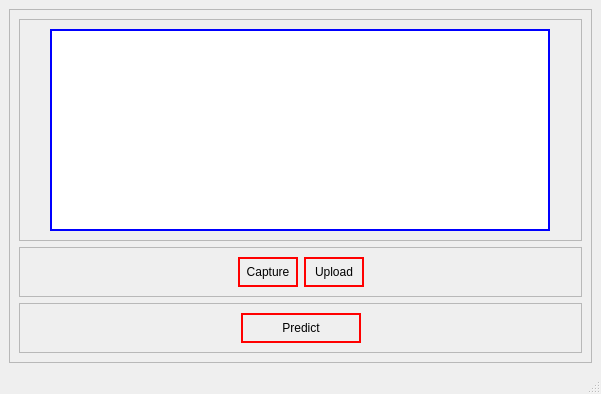
The window that ui/camera.ui (jashan7305/FruitVegetableClassifier) describes before a commit, drawn with Qt 5.
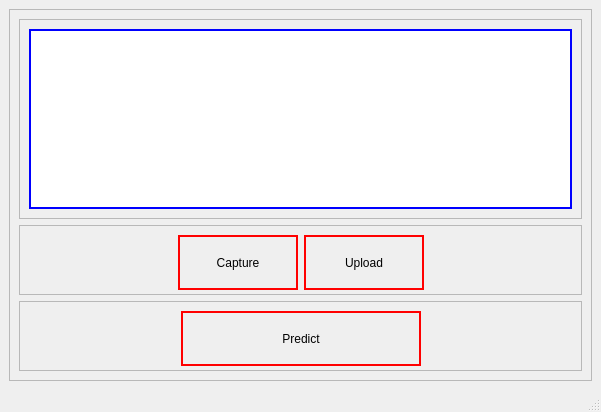
The same window after the commit.

Commit message: camera.ui modified main.py created, little functionality

Diff of the .ui file:
```diff
--- a/ui/camera.ui
+++ b/ui/camera.ui
@@ -17,8 +17,8 @@
    <string notr="true"/>
   </property>
   <widget class="QWidget" name="centralwidget">
-   <layout class="QHBoxLayout" name="horizontalLayout_3">
-    <item>
+   <layout class="QGridLayout" name="gridLayout">
+    <item row="0" column="0">
      <widget class="QFrame" name="frame">
       <property name="styleSheet">
        <string notr="true"/>
@@ -29,66 +29,21 @@
       <property name="frameShadow">
        <enum>QFrame::Raised</enum>
       </property>
-      <layout class="QVBoxLayout" name="verticalLayout">
-       <item>
-        <widget class="QFrame" name="frame_2">
-         <property name="maximumSize">
-          <size>
-           <width>16777215</width>
-           <height>500</height>
-          </size>
-         </property>
-         <property name="frameShape">
-          <enum>QFrame::StyledPanel</enum>
-         </property>
-         <property name="frameShadow">
-          <enum>QFrame::Raised</enum>
-         </property>
-         <layout class="QHBoxLayout" name="horizontalLayout_4">
-          <item>
-           <spacer name="horizontalSpacer_6">
-            <property name="orientation">
-             <enum>Qt::Horizontal</enum>
-            </property>
-            <property name="sizeHint" stdset="0">
-             <size>
-              <width>40</width>
-              <height>20</height>
-             </size>
-            </property>
-           </spacer>
-          </item>
-          <item>
-           <widget class="QGraphicsView" name="cameraView">
-            <property name="minimumSize">
-             <size>
-              <width>500</width>
-              <height>0</height>
-             </size>
-            </property>
-            <property name="styleSheet">
-             <string notr="true">border: 2px solid blue</string>
-            </property>
-           </widget>
-          </item>
-          <item>
-           <spacer name="horizontalSpacer_5">
-            <property name="orientation">
-             <enum>Qt::Horizontal</enum>
-            </property>
-            <property name="sizeHint" stdset="0">
-             <size>
-              <width>40</width>
-              <height>20</height>
-             </size>
-            </property>
-           </spacer>
-          </item>
-         </layout>
-        </widget>
-       </item>
-       <item>
+      <layout class="QGridLayout" name="gridLayout_2">
+       <item row="1" column="0">
         <widget class="QFrame" name="frame_3">
+         <property name="sizePolicy">
+          <sizepolicy hsizetype="Preferred" vsizetype="Fixed">
+           <horstretch>0</horstretch>
+           <verstretch>0</verstretch>
+          </sizepolicy>
+         </property>
+         <property name="maximumSize">
+          <size>
+           <width>16777215</width>
+           <height>70</height>
+          </size>
+         </property>
          <property name="frameShape">
           <enum>QFrame::StyledPanel</enum>
          </property>
@@ -113,14 +68,14 @@
            <widget class="QPushButton" name="capBtn">
             <property name="minimumSize">
              <size>
-              <width>60</width>
-              <height>30</height>
+              <width>120</width>
+              <height>55</height>
              </size>
             </property>
             <property name="maximumSize">
              <size>
               <width>16777215</width>
-              <height>16777215</height>
+              <height>500</height>
              </size>
             </property>
             <property name="cursor">
@@ -138,8 +93,14 @@
            <widget class="QPushButton" name="uploadBtn">
             <property name="minimumSize">
              <size>
-              <width>60</width>
-              <height>30</height>
+              <width>120</width>
+              <height>55</height>
+             </size>
+            </property>
+            <property name="maximumSize">
+             <size>
+              <width>16777215</width>
+              <height>500</height>
              </size>
             </property>
             <property name="cursor">
@@ -169,8 +130,20 @@
          </layout>
         </widget>
        </item>
-       <item>
+       <item row="2" column="0">
         <widget class="QFrame" name="frame_4">
+         <property name="sizePolicy">
+          <sizepolicy hsizetype="Preferred" vsizetype="Fixed">
+           <horstretch>0</horstretch>
+           <verstretch>0</verstretch>
+          </sizepolicy>
+         </property>
+         <property name="maximumSize">
+          <size>
+           <width>16777215</width>
+           <height>70</height>
+          </size>
+         </property>
          <property name="frameShape">
           <enum>QFrame::StyledPanel</enum>
          </property>
@@ -195,8 +168,8 @@
            <widget class="QPushButton" name="predBtn">
             <property name="minimumSize">
              <size>
-              <width>120</width>
-              <height>30</height>
+              <width>240</width>
+              <height>55</height>
              </size>
             </property>
             <property name="cursor">
@@ -226,6 +199,49 @@
          </layout>
         </widget>
        </item>
+       <item row="0" column="0">
+        <widget class="QFrame" name="frame_2">
+         <property name="sizePolicy">
+          <sizepolicy hsizetype="Preferred" vsizetype="Expanding">
+           <horstretch>0</horstretch>
+           <verstretch>0</verstretch>
+          </sizepolicy>
+         </property>
+         <property name="minimumSize">
+          <size>
+           <width>100</width>
+           <height>200</height>
+          </size>
+         </property>
+         <property name="maximumSize">
+          <size>
+           <width>16777215</width>
+           <height>16777215</height>
+          </size>
+         </property>
+         <property name="frameShape">
+          <enum>QFrame::StyledPanel</enum>
+         </property>
+         <property name="frameShadow">
+          <enum>QFrame::Raised</enum>
+         </property>
+         <layout class="QHBoxLayout" name="horizontalLayout_4">
+          <item>
+           <widget class="QGraphicsView" name="cameraView">
+            <property name="minimumSize">
+             <size>
+              <width>500</width>
+              <height>0</height>
+             </size>
+            </property>
+            <property name="styleSheet">
+             <string notr="true">border: 2px solid blue</string>
+            </property>
+           </widget>
+          </item>
+         </layout>
+        </widget>
+       </item>
       </layout>
      </widget>
     </item>
```
The commit also changes 1 other file.
